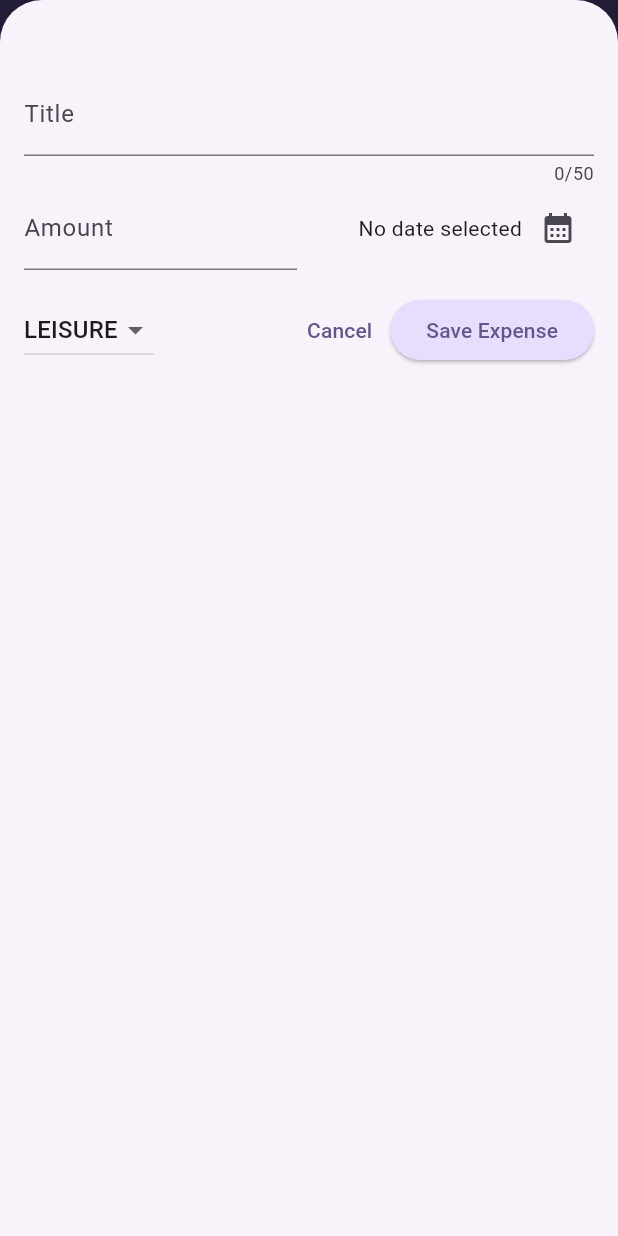
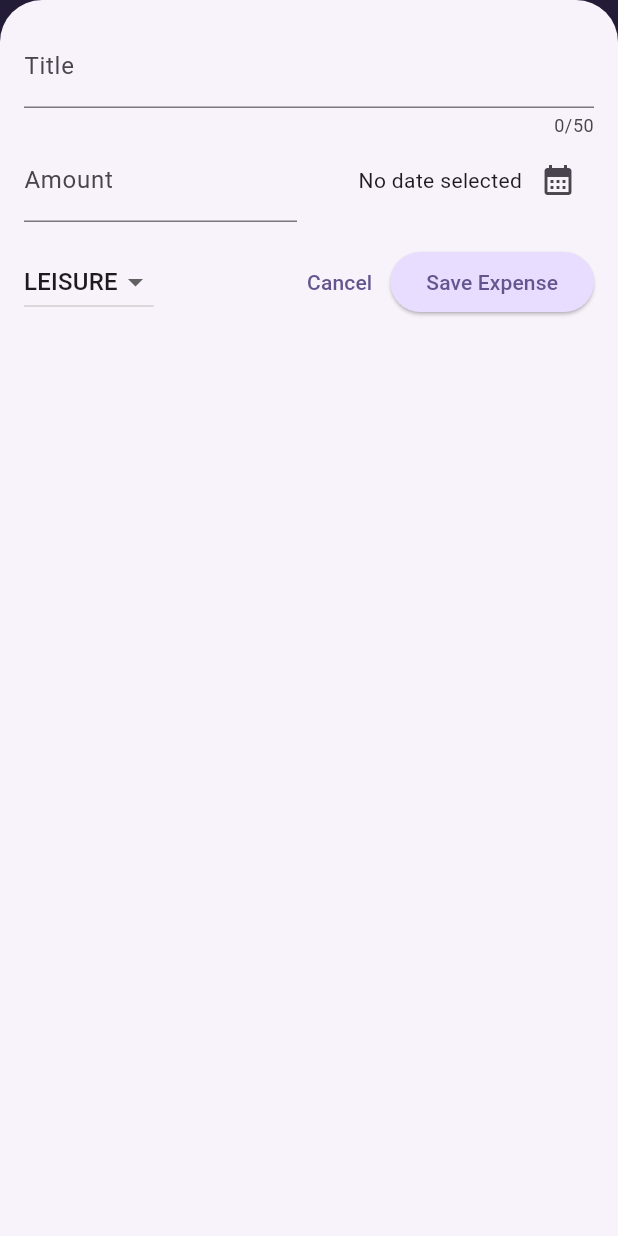
Before and after one commit to Awannous1/Flutter, a Flutter app: the screen it shows after launch, after a tap on the "add" icon, on a phone screen of 412 x 824 dp. Run offline on Flutter 3.47's test engine with Material 3 defaults, Android fonts, the phone set to English and light mode, and no system bars.

Commit message:
Save Area & Layout Builder

```diff
--- a/lib/widgets/expenses.dart
+++ b/lib/widgets/expenses.dart
@@ -32,6 +32,7 @@ class _ExpensesState extends State<Expenses> {
 
   void _openAddExpenseOverlay() {
     showModalBottomSheet(
+      useSafeArea: true,
       isScrollControlled: true,
       context: context,
       builder: (ctx) => NewExpense(onAddExpense: _addExpense),
--- a/lib/widgets/new_expense.dart
+++ b/lib/widgets/new_expense.dart
@@ -80,13 +80,43 @@ class _NewExpenseState extends State<NewExpense> {
   @override
   Widget build(BuildContext context) {
     final keyboardSpace = MediaQuery.of(context).viewInsets.bottom;
+    return LayoutBuilder(builder: (ctx, constraints) {
+      final width = constraints.maxWidth;
+
       return SizedBox(
         height: double.infinity,
         child: SingleChildScrollView(
           child: Padding(
-          padding: EdgeInsets.fromLTRB(16, 48, 16, keyboardSpace + 16),
+            padding: EdgeInsets.fromLTRB(16, 16, 16, keyboardSpace + 16),
             child: Column(
               children: [
+                if (width >= 600)
+                  Row(
+                    crossAxisAlignment: CrossAxisAlignment.start,
+                    children: [
+                      Expanded(
+                        child: TextField(
+                          controller: _titleController,
+                          maxLength: 50,
+                          decoration: const InputDecoration(
+                            label: Text('Title'),
+                          ),
+                        ),
+                      ),
+                      const SizedBox(width: 24),
+                      Expanded(
+                        child: TextField(
+                          controller: _amountController,
+                          keyboardType: TextInputType.number,
+                          decoration: const InputDecoration(
+                            prefixText: '\$ ',
+                            label: Text('Amount'),
+                          ),
+                        ),
+                      ),
+                    ],
+                  )
+                else
                   TextField(
                     controller: _titleController,
                     maxLength: 50,
@@ -94,6 +124,51 @@ class _NewExpenseState extends State<NewExpense> {
                       label: Text('Title'),
                     ),
                   ),
+                if (width >= 600)
+                  Row(children: [
+                    DropdownButton(
+                      value: _selectedCategory,
+                      items: Category.values
+                          .map(
+                            (category) => DropdownMenuItem(
+                              value: category,
+                              child: Text(
+                                category.name.toUpperCase(),
+                              ),
+                            ),
+                          )
+                          .toList(),
+                      onChanged: (value) {
+                        if (value == null) {
+                          return;
+                        }
+                        setState(() {
+                          _selectedCategory = value;
+                        });
+                      },
+                    ),
+                    const SizedBox(width: 24),
+                    Expanded(
+                      child: Row(
+                        mainAxisAlignment: MainAxisAlignment.end,
+                        crossAxisAlignment: CrossAxisAlignment.center,
+                        children: [
+                          Text(
+                            _selectedDate == null
+                                ? 'No date selected'
+                                : formatter.format(_selectedDate!),
+                          ),
+                          IconButton(
+                            onPressed: _presentDatePicker,
+                            icon: const Icon(
+                              Icons.calendar_month,
+                            ),
+                          ),
+                        ],
+                      ),
+                    ),
+                  ])
+                else
                   Row(
                     children: [
                       Expanded(
@@ -129,6 +204,21 @@ class _NewExpenseState extends State<NewExpense> {
                     ],
                   ),
                 const SizedBox(height: 16),
+                if (width >= 600)
+                  Row(children: [
+                    const Spacer(),
+                    TextButton(
+                      onPressed: () {
+                        Navigator.pop(context);
+                      },
+                      child: const Text('Cancel'),
+                    ),
+                    ElevatedButton(
+                      onPressed: _submitExpenseData,
+                      child: const Text('Save Expense'),
+                    ),
+                  ])
+                else
                   Row(
                     children: [
                       DropdownButton(
@@ -170,5 +260,6 @@ class _NewExpenseState extends State<NewExpense> {
           ),
         ),
       );
+    });
   }
 }
```
Lines whose indentation alone changed are shown as unchanged.
